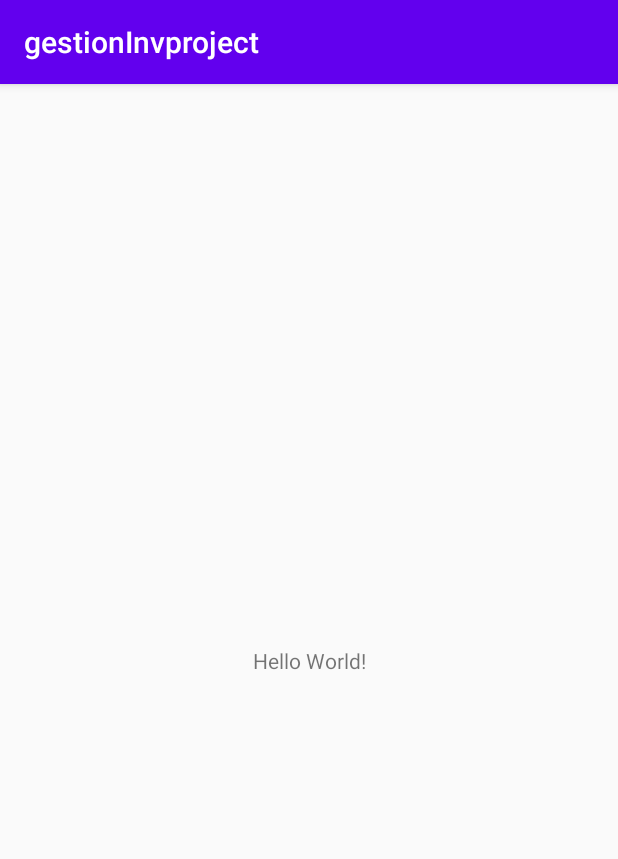
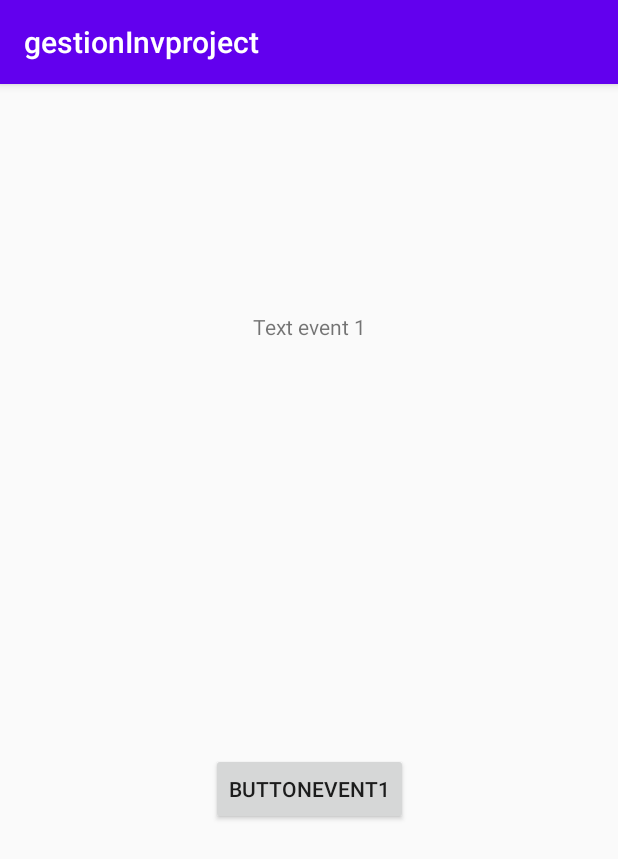
Before and after one commit to juanjice/GestionDeInventariosProj, an Android app: the screen it shows after launch (MainActivity), on a phone screen of 412 x 824 dp. Shown: the top 859 px of the screen. Run offline under Robolectric (Android 15) with nearby library versions, the phone set to English and light mode, and no system bars.

Commit message:
Entrega1
Ejemplos de eventos

```diff
--- a/app/src/main/java/com/example/gestioninvproject/MainActivity.kt
+++ b/app/src/main/java/com/example/gestioninvproject/MainActivity.kt
@@ -2,10 +2,24 @@ package com.example.gestioninvproject
 
 import androidx.appcompat.app.AppCompatActivity
 import android.os.Bundle
+import android.view.View
+import android.widget.Button
+import android.widget.TextView
+import android.widget.Toast
 
-class MainActivity : AppCompatActivity() {
+class MainActivity : AppCompatActivity(), View.OnClickListener {
     override fun onCreate(savedInstanceState: Bundle?) {
         super.onCreate(savedInstanceState)
         setContentView(R.layout.activity_main)
+        val btn1:Button =findViewById(R.id.button3)
+        btn1.setOnClickListener { view ->
+            Toast.makeText(this,"Click en el boton 1",Toast.LENGTH_SHORT).show()
+        }
+        val tv2:TextView=findViewById(R.id.textview1)
+        tv2.setOnClickListener(this)
+        }
+
+    override fun onClick(p0: View?) {
+        Toast.makeText(this,"Click en el boton 1",Toast.LENGTH_SHORT).show()
     }
 }
--- a/app/src/main/res/layout/activity_main.xml
+++ b/app/src/main/res/layout/activity_main.xml
@@ -7,12 +7,25 @@
     tools:context=".MainActivity">
 
     <TextView
+        android:id="@+id/textview1"
         android:layout_width="wrap_content"
         android:layout_height="wrap_content"
-        android:text="Hello World!"
+        android:text="@string/text_event_1"
         app:layout_constraintBottom_toBottomOf="parent"
         app:layout_constraintLeft_toLeftOf="parent"
         app:layout_constraintRight_toRightOf="parent"
-        app:layout_constraintTop_toTopOf="parent" />
+        app:layout_constraintTop_toTopOf="parent"
+        app:layout_constraintVertical_bias="0.203" />
+
+    <Button
+        android:id="@+id/button3"
+        android:layout_width="wrap_content"
+        android:layout_height="wrap_content"
+        android:text="@string/buttonevent1"
+        app:layout_constraintBottom_toBottomOf="parent"
+        app:layout_constraintEnd_toEndOf="@+id/textview1"
+        app:layout_constraintHorizontal_bias="0.509"
+        app:layout_constraintStart_toStartOf="@+id/textview1"
+        app:layout_constraintTop_toBottomOf="@+id/textview1" />
 
 </androidx.constraintlayout.widget.ConstraintLayout>
--- a/app/src/main/res/values/strings.xml
+++ b/app/src/main/res/values/strings.xml
@@ -1,3 +1,5 @@
 <resources>
     <string name="app_name">gestionInvproject</string>
+    <string name="text_event_1">Text event 1</string>
+    <string name="buttonevent1">buttonEvent1</string>
 </resources>
```
